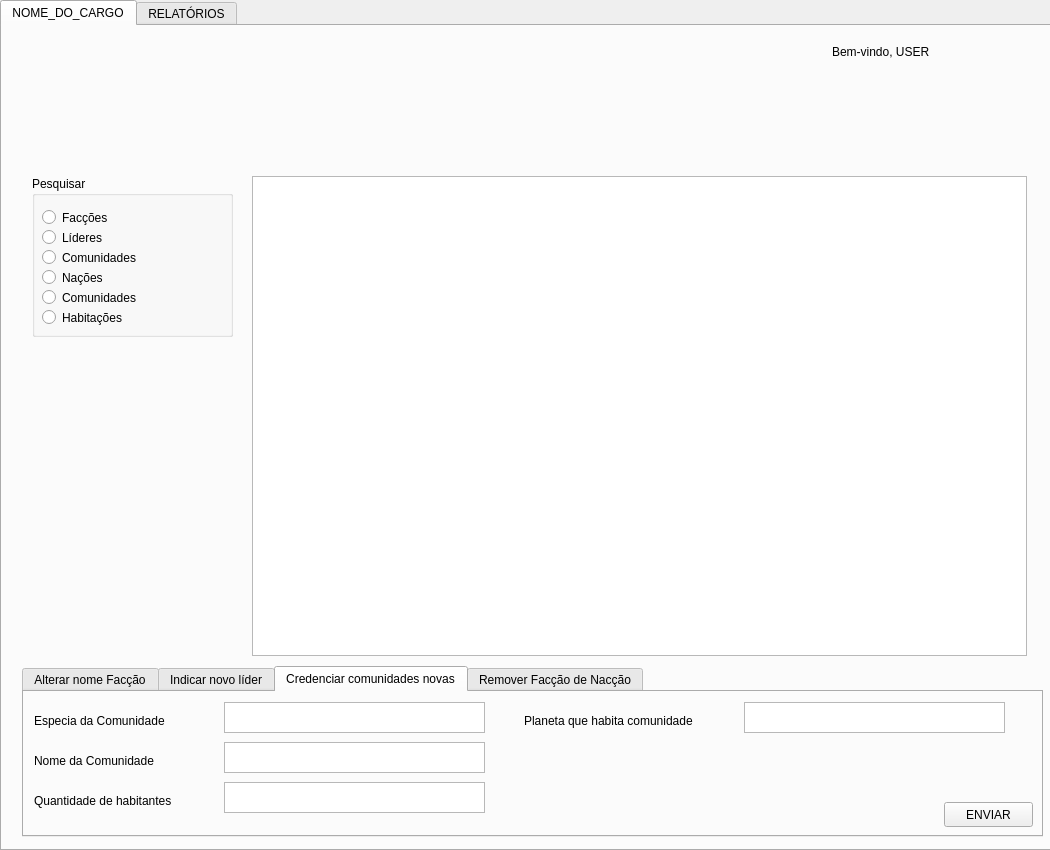
Before: the Qt Designer form overview_pages/oficial_page/oficial.ui in Linkinhh/BANCO_DADOS, drawn with Qt 5.
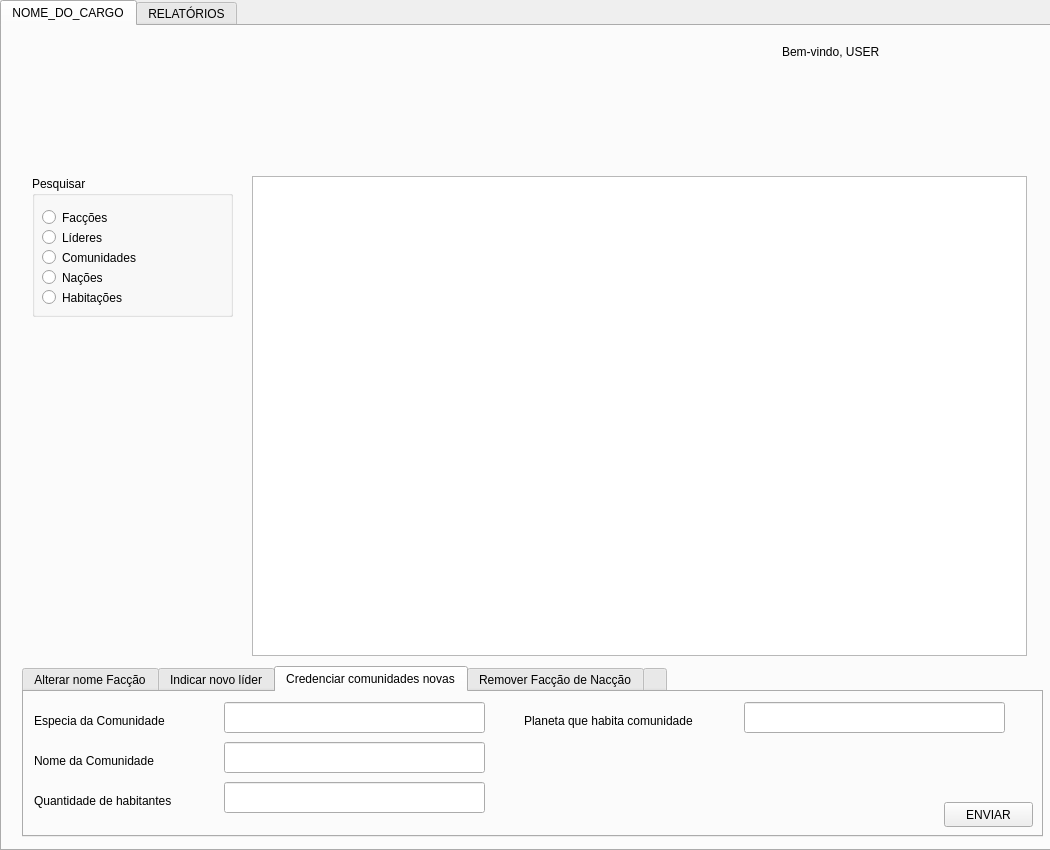
After: the same form once the commit is applied. The open tabs and pages were chosen to show the change.

Patch:
```diff
--- a/overview_pages/oficial_page/oficial.ui
+++ b/overview_pages/oficial_page/oficial.ui
@@ -140,26 +140,6 @@
         <string>Nome da Comunidade</string>
        </property>
       </widget>
-      <widget class="QPlainTextEdit" name="plainTextEdit_12">
-       <property name="geometry">
-        <rect>
-         <x>200</x>
-         <y>50</y>
-         <width>261</width>
-         <height>31</height>
-        </rect>
-       </property>
-      </widget>
-      <widget class="QPlainTextEdit" name="plainTextEdit_13">
-       <property name="geometry">
-        <rect>
-         <x>200</x>
-         <y>10</y>
-         <width>261</width>
-         <height>31</height>
-        </rect>
-       </property>
-      </widget>
       <widget class="QLabel" name="label_13">
        <property name="geometry">
         <rect>
@@ -173,16 +153,6 @@
         <string>Especia da Comunidade</string>
        </property>
       </widget>
-      <widget class="QPlainTextEdit" name="plainTextEdit_14">
-       <property name="geometry">
-        <rect>
-         <x>200</x>
-         <y>90</y>
-         <width>261</width>
-         <height>31</height>
-        </rect>
-       </property>
-      </widget>
       <widget class="QLabel" name="label_14">
        <property name="geometry">
         <rect>
@@ -222,7 +192,37 @@
         <string>Planeta que habita comunidade</string>
        </property>
       </widget>
-      <widget class="QPlainTextEdit" name="plainTextEdit_15">
+      <widget class="QLineEdit" name="textEspecieComunidade">
+       <property name="geometry">
+        <rect>
+         <x>200</x>
+         <y>10</y>
+         <width>261</width>
+         <height>31</height>
+        </rect>
+       </property>
+      </widget>
+      <widget class="QLineEdit" name="textNomeComunidade">
+       <property name="geometry">
+        <rect>
+         <x>200</x>
+         <y>50</y>
+         <width>261</width>
+         <height>31</height>
+        </rect>
+       </property>
+      </widget>
+      <widget class="QLineEdit" name="textQuantidadeComunidade">
+       <property name="geometry">
+        <rect>
+         <x>200</x>
+         <y>90</y>
+         <width>261</width>
+         <height>31</height>
+        </rect>
+       </property>
+      </widget>
+      <widget class="QLineEdit" name="textPlanetaComunidade">
        <property name="geometry">
         <rect>
          <x>720</x>
@@ -251,6 +251,27 @@
        </property>
       </widget>
      </widget>
+     <widget class="QWidget" name="tabNaoLider">
+      <attribute name="title">
+       <string/>
+      </attribute>
+      <widget class="QLabel" name="label_5">
+       <property name="geometry">
+        <rect>
+         <x>380</x>
+         <y>50</y>
+         <width>291</width>
+         <height>31</height>
+        </rect>
+       </property>
+       <property name="styleSheet">
+        <string notr="true">font: 18pt &quot;Ubuntu&quot;;</string>
+       </property>
+       <property name="text">
+        <string>Voce não é líder de Facção</string>
+       </property>
+      </widget>
+     </widget>
     </widget>
     <widget class="QGroupBox" name="groupBox">
      <property name="geometry">
@@ -258,7 +279,7 @@
        <x>30</x>
        <y>150</y>
        <width>201</width>
-       <height>161</height>
+       <height>141</height>
       </rect>
      </property>
      <property name="title">
@@ -326,19 +347,6 @@
        </rect>
       </property>
       <property name="text">
-       <string>Comunidades</string>
-      </property>
-     </widget>
-     <widget class="QRadioButton" name="radioButton_20">
-      <property name="geometry">
-       <rect>
-        <x>10</x>
-        <y>130</y>
-        <width>112</width>
-        <height>23</height>
-       </rect>
-      </property>
-      <property name="text">
        <string>Habitações</string>
       </property>
      </widget>
@@ -356,12 +364,15 @@
     <widget class="QLabel" name="label_4">
      <property name="geometry">
       <rect>
-       <x>830</x>
+       <x>780</x>
        <y>10</y>
-       <width>191</width>
+       <width>241</width>
        <height>31</height>
       </rect>
      </property>
+     <property name="layoutDirection">
+      <enum>Qt::LeftToRight</enum>
+     </property>
      <property name="styleSheet">
       <string notr="true">font: 18pt &quot;Ubuntu&quot;;</string>
      </property>
@@ -369,6 +380,22 @@
       <string>Bem-vindo, USER</string>
      </property>
     </widget>
+    <widget class="QLabel" name="contador">
+     <property name="geometry">
+      <rect>
+       <x>30</x>
+       <y>300</y>
+       <width>191</width>
+       <height>31</height>
+      </rect>
+     </property>
+     <property name="styleSheet">
+      <string notr="true">font: 12pt &quot;Ubuntu&quot;;</string>
+     </property>
+     <property name="text">
+      <string/>
+     </property>
+    </widget>
    </widget>
    <widget class="QWidget" name="tab_6">
     <attribute name="title">
```
Left out of the diff: 76 changed lines with no effect on the pictures.
